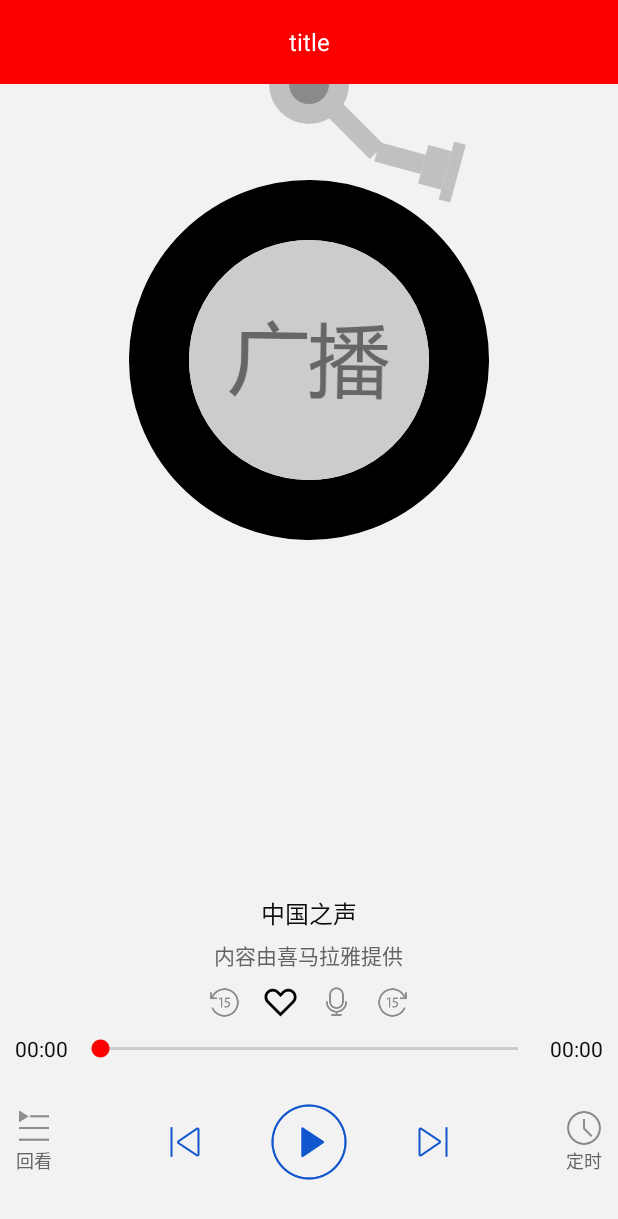
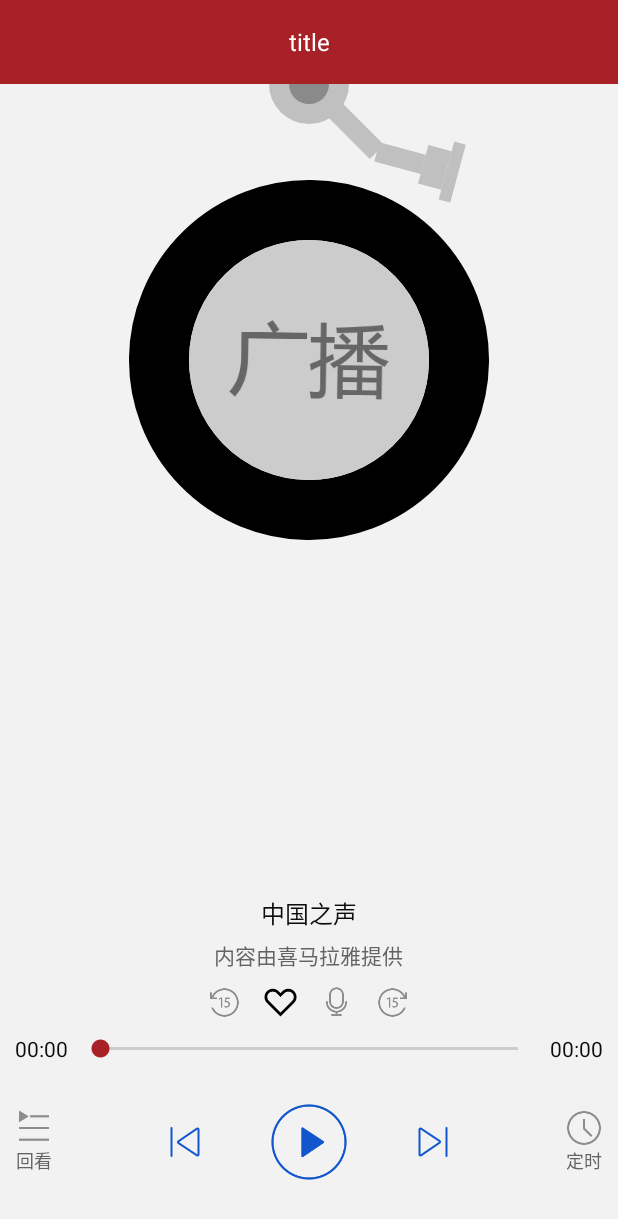
Before and after one commit to tribbianiwang/wl, an Android app: the layout activity_playing.xml on its own in the app's theme, with its tools: preview values and no code run, on a phone screen of 412 x 824 dp. Shown: the top 1219 px of the screen. Run offline under Robolectric (Android 15) with nearby library versions, the phone set to English and light mode, and no system bars.

```diff
--- a/app/src/main/res/layout/activity_normal_radio_list.xml
+++ b/app/src/main/res/layout/activity_normal_radio_list.xml
@@ -2,7 +2,8 @@
 <LinearLayout xmlns:android="http://schemas.android.com/apk/res/android"
               android:orientation="vertical"
               android:layout_width="match_parent"
-              android:layout_height="match_parent">
+              android:layout_height="match_parent"
+        >
 
     <com.scwang.smartrefresh.layout.SmartRefreshLayout xmlns:android="http://schemas.android.com/apk/res/android"
                                                        android:id="@+id/refreshLayout"
--- a/app/src/main/res/values/colors.xml
+++ b/app/src/main/res/values/colors.xml
@@ -1,8 +1,8 @@
 <?xml version="1.0" encoding="utf-8"?>
 <resources>
-    <color name="colorPrimary">#FA0001</color>
-    <color name="colorPrimaryDark">#FA0001</color>
-    <color name="colorAccent">#FA0001</color>
+    <color name="colorPrimary">#A82127</color>
+    <color name="colorPrimaryDark">#A82127</color>
+    <color name="colorAccent">#A82127</color>
 
     <color name="black">#000000</color>
     <color name="white">#ffffff</color>
```
Also changed, not shown: app/src/main/java/com/wl/radio/MyApplication.kt (+35 -1 lines).
